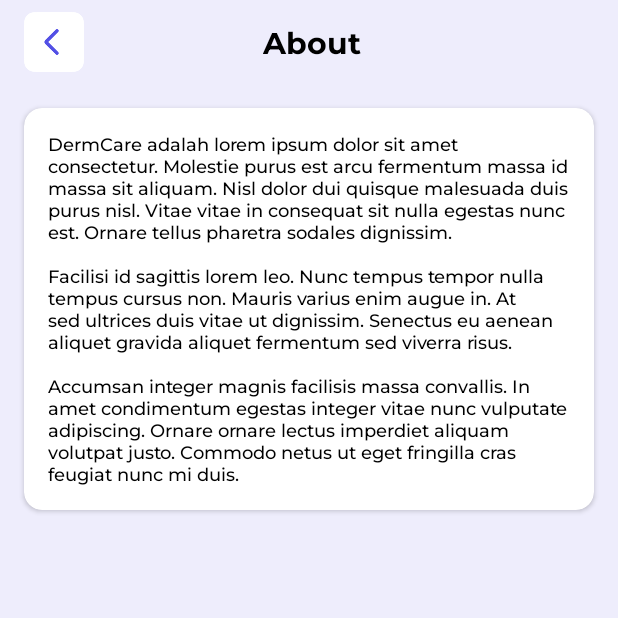
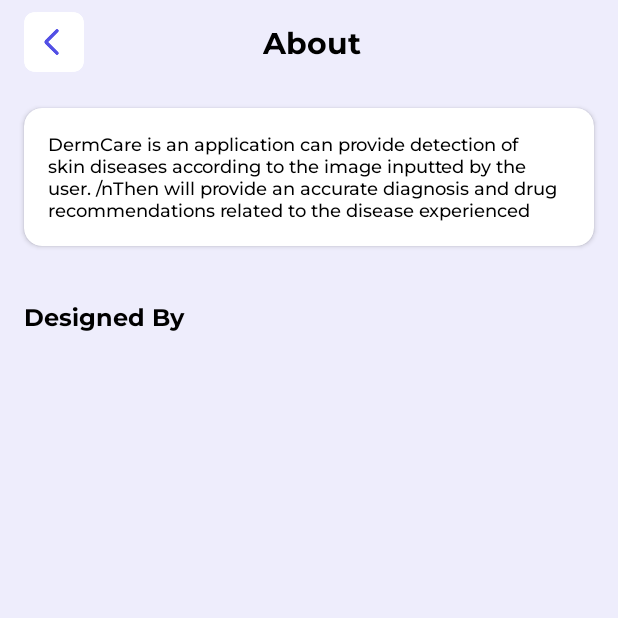
Before and after one commit to DermCare/Mobile-Development, an Android app: the AboutActivity screen opened directly, with no data from a screen before it, on a phone screen of 412 x 824 dp, the top half of it. Run offline under Robolectric (Android 15) with nearby library versions, the phone set to English and light mode, and no system bars; network calls fail.

Commit message:
update UI

```diff
--- a/app/src/main/res/layout/activity_about.xml
+++ b/app/src/main/res/layout/activity_about.xml
@@ -66,6 +66,17 @@
 
     </androidx.cardview.widget.CardView>
 
+    <TextView
+        android:id="@+id/textView"
+        android:layout_width="wrap_content"
+        android:layout_height="wrap_content"
+        android:layout_marginTop="36dp"
+        android:text="@string/designed_by"
+        android:fontFamily="@font/montserrat_bold"
+        android:textSize="16sp"
+        android:textColor="@color/black"
+        app:layout_constraintStart_toStartOf="@+id/cvAbout"
+        app:layout_constraintTop_toBottomOf="@+id/cvAbout" />
 
 
 </androidx.constraintlayout.widget.ConstraintLayout>
--- a/app/src/main/res/layout/activity_login.xml
+++ b/app/src/main/res/layout/activity_login.xml
@@ -15,7 +15,7 @@
             android:id="@+id/ivDermLogin"
             android:layout_width="0dp"
             android:layout_height="250dp"
-            android:layout_marginTop="75dp"
+            android:layout_marginTop="50dp"
             app:layout_constraintTop_toTopOf="parent"
             app:layout_constraintEnd_toEndOf="parent"
             app:layout_constraintStart_toStartOf="parent"
--- a/app/src/main/res/layout/activity_register.xml
+++ b/app/src/main/res/layout/activity_register.xml
@@ -15,7 +15,7 @@
             android:id="@+id/ivDermRegister"
             android:layout_width="0dp"
             android:layout_height="200dp"
-            android:layout_marginTop="50dp"
+            android:layout_marginTop="0dp"
             app:layout_constraintTop_toTopOf="parent"
             app:layout_constraintEnd_toEndOf="parent"
             app:layout_constraintStart_toStartOf="parent"
--- a/app/src/main/res/values/strings.xml
+++ b/app/src/main/res/values/strings.xml
@@ -24,7 +24,7 @@
     <string name="title_detail">Detail</string>
     <string name="email_error">Must be in a valid email format</string>
     <string name="desc_detail">Ini adalah deskripsi yang panjang</string>
-    <string name="about_dermcare">DermCare adalah lorem ipsum dolor sit amet consectetur. Molestie purus est arcu fermentum massa id massa sit aliquam. Nisl dolor dui quisque malesuada duis purus nisl. Vitae vitae in consequat sit nulla egestas nunc est. Ornare tellus pharetra sodales dignissim.\n\nFacilisi id sagittis lorem leo. Nunc tempus tempor nulla tempus cursus non. Mauris varius enim augue in. At sed ultrices duis vitae ut dignissim. Senectus eu aenean aliquet gravida aliquet fermentum sed viverra risus. \n\nAccumsan integer magnis facilisis massa convallis. In amet condimentum egestas integer vitae nunc vulputate adipiscing. Ornare ornare lectus imperdiet aliquam volutpat justo. Commodo netus ut eget fringilla cras feugiat nunc mi duis.</string>
+    <string name="about_dermcare">DermCare is an  application can provide detection of skin diseases according to the image inputted by the user. /nThen will provide an accurate diagnosis and drug recommendations related to the disease experienced</string>
     <string name="or">Or</string>
     <string name="already_have_an_account">Already Have an Account?</string>
     <string name="title_login">Welcome !</string>
@@ -46,5 +46,6 @@
     <string name="result_score">Result Score</string>
     <string name="hello">Hello !</string>
     <string name="username">Username</string>
+    <string name="designed_by">Designed By</string>
 
 </resources>
```
